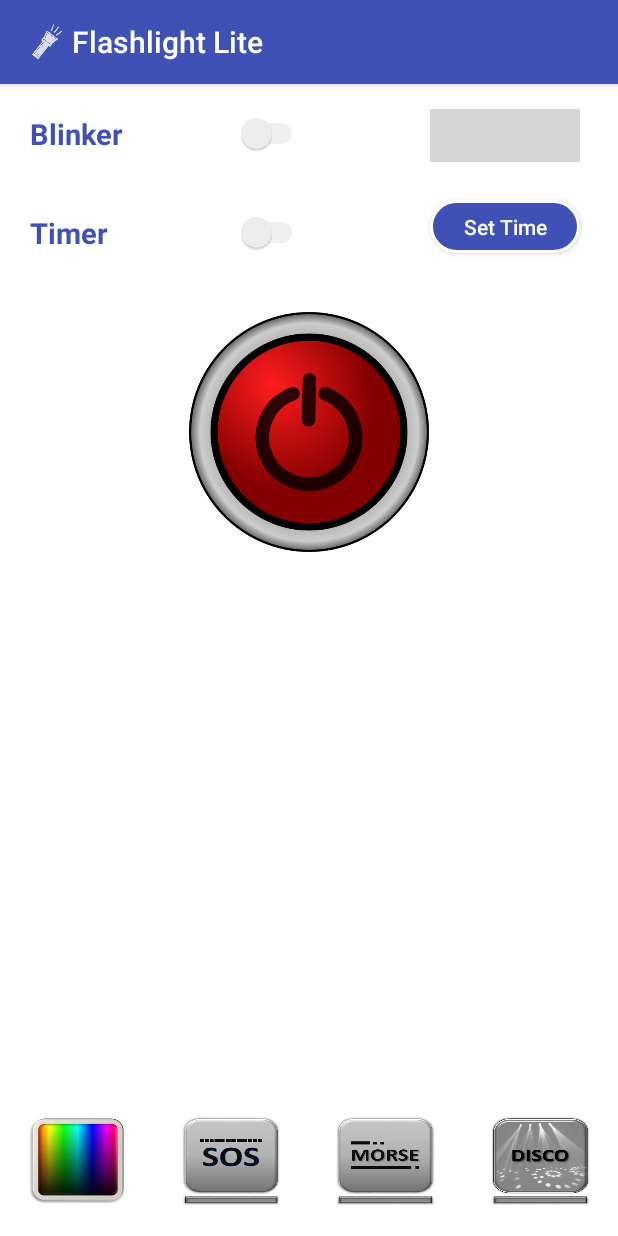
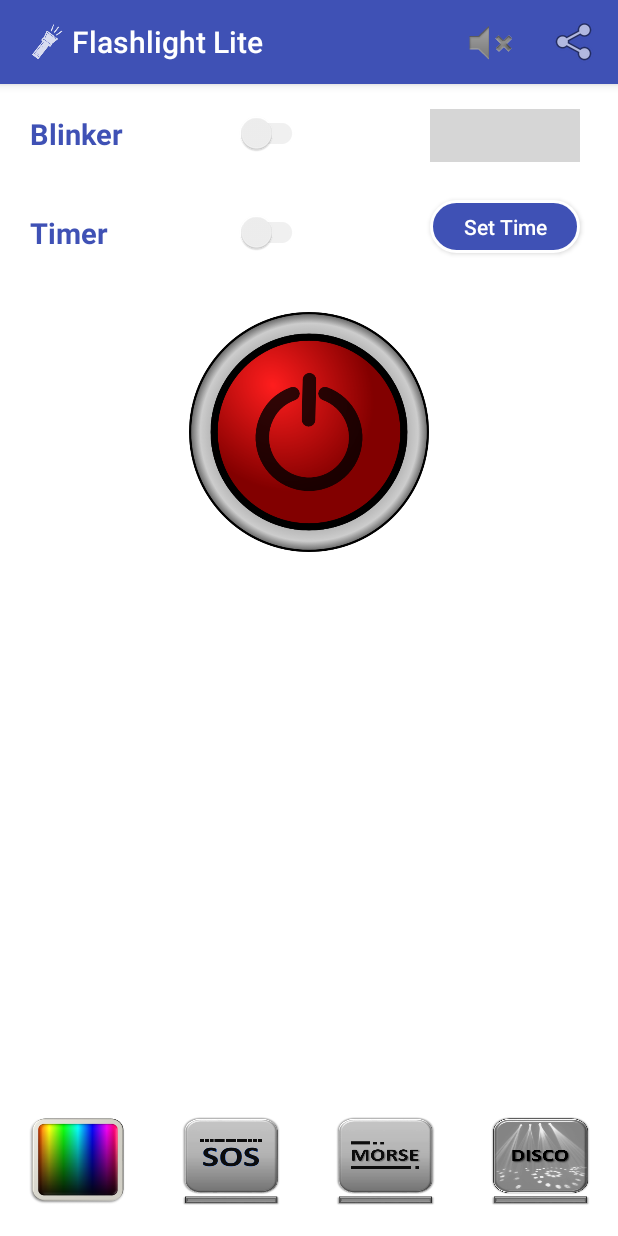
Before and after one commit to dishamahajan/Myapp1, an Android app: the screen it shows after launch (MainActivity), on a phone screen of 412 x 824 dp. Run offline under Robolectric (Android 15) with nearby library versions, the phone set to English and light mode, and no system bars; our stand-ins replace AdMob; libraries missing offline, so code that uses them is left out: com.ikovac.timepickerwithseconds, com.michaelmuenzer.android, yuku.ambilwarna; plain views replace ScrollableNumberPicker; 1 statement that could not run was skipped; grey boxes are pictures that could not be loaded.

Commit message:
Sound and share button option menu

```diff
--- a/app/src/main/java/androidflashlightapp/inducesmile/com/myapp1/MainActivity.java
+++ b/app/src/main/java/androidflashlightapp/inducesmile/com/myapp1/MainActivity.java
@@ -36,6 +36,8 @@ import android.support.v7.app.NotificationCompat;
 import android.support.v7.widget.SwitchCompat;
 import android.util.Size;
 import android.view.Gravity;
+import android.view.Menu;
+import android.view.MenuItem;
 import android.view.Surface;
 import android.view.View;
 import android.view.Window;
@@ -70,7 +72,7 @@ public class MainActivity extends AppCompatActivity implements OnCheckedChangeLi
     private Boolean isTorchOn;
 
     private AdView mAdView;
-
+    private Menu menu;
     private Camera camera;
     private CameraDevice cameraDevice;
     private CameraCaptureSession session;
@@ -127,6 +129,7 @@ public class MainActivity extends AppCompatActivity implements OnCheckedChangeLi
 
     public static final String PREFS_NAME = "FlashlightLiteFile";
 
+    public boolean soundFlag = false;
     @Override
     protected void onCreate(Bundle savedInstanceState) {
         super.onCreate(savedInstanceState);
@@ -143,6 +146,7 @@ public class MainActivity extends AppCompatActivity implements OnCheckedChangeLi
             /*Drawable a = getDrawable(color);*/
             relativeLayout.setBackgroundColor(color);
         }
+        soundFlag = settings.getBoolean("sound", true);
 
         isOnOFF = (ImageButton) findViewById(R.id.isOnOFF);
         timerPicker = (Button) findViewById(R.id.timePicker);
@@ -790,6 +794,45 @@ public class MainActivity extends AppCompatActivity implements OnCheckedChangeLi
         }
     }
 
+    @Override
+    public boolean onCreateOptionsMenu(Menu menu) {
+        this.menu = menu;
+        /*if (soundFlag) {
+            menu.getItem(0).setIcon(getResources().getDrawable(android.R.drawable.ic_lock_silent_mode));
+        } else {
+            menu.getItem(0).setIcon(getResources().getDrawable(android.R.drawable.ic_lock_silent_mode_off));
+        }*/
+        getMenuInflater().inflate(R.menu.menu_main, menu);
+        return true;
+    }
+
+    @Override
+    public boolean onOptionsItemSelected(MenuItem item) {
+        switch (item.getItemId()) {
+            case R.id.share:
+                Intent sharingIntent = new Intent(android.content.Intent.ACTION_SEND);
+                sharingIntent.setType("text/plain");
+                String shareBodyText = "https://play.google.com/store/apps/details?id=androidflashlightapp.inducesmile.com.myapp1";
+                sharingIntent.putExtra(android.content.Intent.EXTRA_TEXT, shareBodyText);
+                startActivity(Intent.createChooser(sharingIntent, "Shearing Option"));
+                return true;
+            case R.id.mute:
+                SharedPreferences settings = getSharedPreferences(PREFS_NAME, 0);
+                SharedPreferences.Editor editor = settings.edit();
+                editor.putBoolean("sound",!soundFlag);
+                if(soundFlag) {
+                    item.setIcon(getResources().getDrawable(android.R.drawable.ic_lock_silent_mode_off));
+                    soundFlag = !soundFlag;
+                }else{
+                    item.setIcon(getResources().getDrawable(android.R.drawable.ic_lock_silent_mode));
+                    soundFlag = !soundFlag;
+                }
+                return true;
+            default:
+                return super.onOptionsItemSelected(item);
+        }
+    }
+
     private void showToast(String msg) {
         if (toast != null) {
             toast.cancel();
--- a/app/src/main/res/menu/menu_main.xml
+++ b/app/src/main/res/menu/menu_main.xml
@@ -1,10 +1,16 @@
+<?xml version="1.0" encoding="utf-8"?>
 <menu xmlns:android="http://schemas.android.com/apk/res/android"
-    xmlns:app="http://schemas.android.com/apk/res-auto"
-    xmlns:tools="http://schemas.android.com/tools"
-    tools:context="androidflashlightapp.inducesmile.com.myapp1.MainActivity">
+    xmlns:app="http://schemas.android.com/apk/res-auto">
     <item
-        android:id="@+id/action_settings"
-        android:orderInCategory="100"
-        android:title="@string/action_settings"
-        app:showAsAction="never" />
+        android:id="@+id/mute"
+        android:actionProviderClass="android.widget.ShareActionProvider"
+        android:icon="@android:drawable/ic_lock_silent_mode"
+        android:title="Sound"
+        app:showAsAction="always" />
+    <item
+        android:id="@+id/share"
+        android:actionProviderClass="android.widget.ShareActionProvider"
+        android:icon="@android:drawable/ic_menu_share"
+        android:title="Share"
+        app:showAsAction="always" />
 </menu>
```
